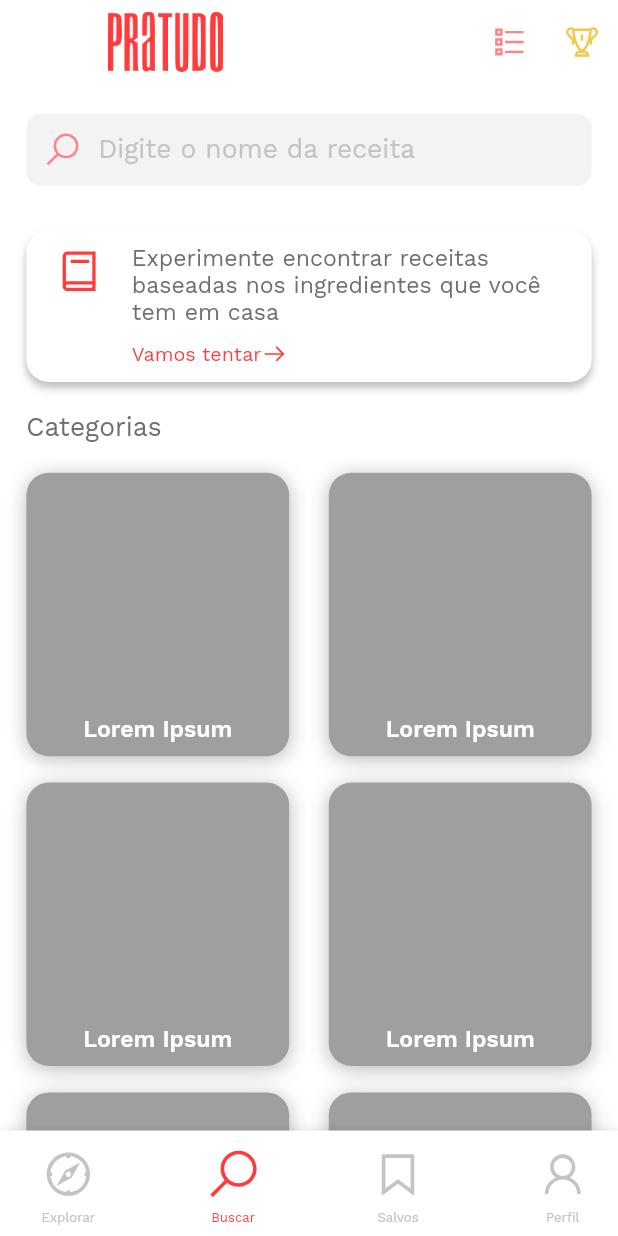
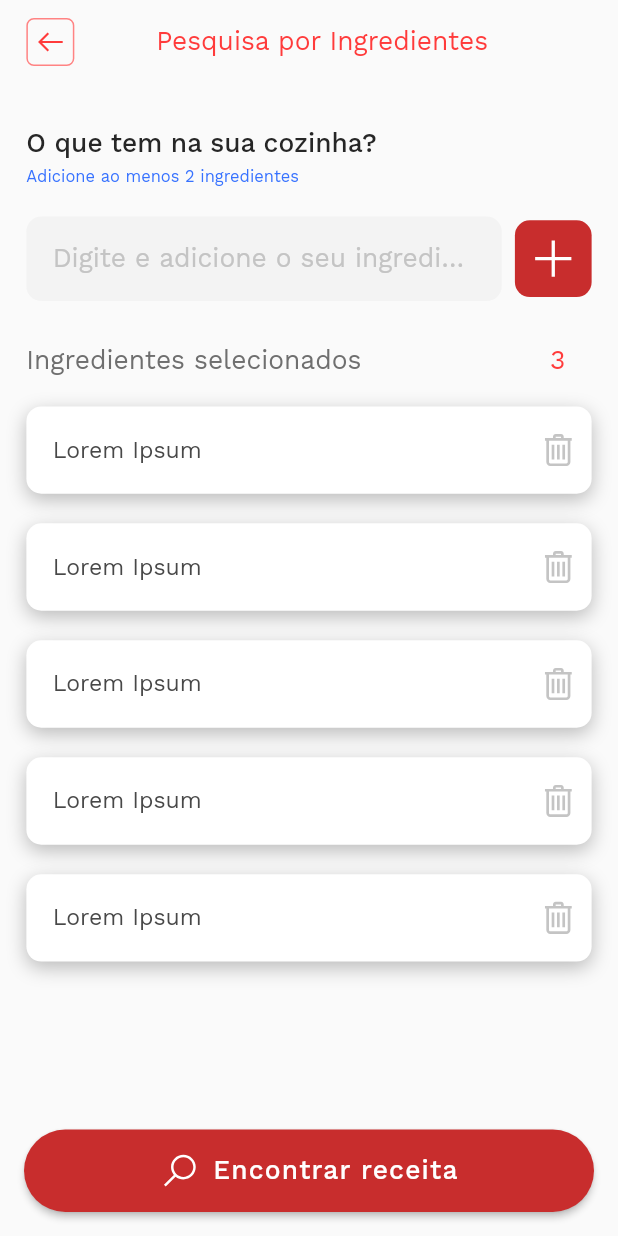
Before and after one commit to ViniOkamoto/pratudo, a Flutter app: the MainPage screen opened by its route, item 2 of the bottom bar chosen, after a tap on "Vamos tentar", on a phone screen of 412 x 824 dp. Run offline on Flutter 3.47's test engine with Material 2 defaults, Android fonts, the light colour scheme and no system bars; our stand-ins replace carousel_slider, dartz, dio, email_validator, flutter_mobx, flutter_secure_storage and 7 more; accounts and stored records are empty; generated files the repository leaves out were written again; network calls fail; key blocks and very long unbroken strings in the code were emptied for the run.

Commit message:
feat(SearchByIngredients): add UI

```diff
--- a/lib/core/resources/routes.dart
+++ b/lib/core/resources/routes.dart
@@ -3,4 +3,5 @@ class Routes {
   static const login = '/login';
   static const register = '/register';
   static const main = '/main';
+  static const searchByIngredient = '/searchByIngredient';
 }
--- a/lib/core/router.dart
+++ b/lib/core/router.dart
@@ -3,6 +3,7 @@ import 'package:pratudo/core/resources/routes.dart';
 import 'package:pratudo/features/screens/login/login_page.dart';
 import 'package:pratudo/features/screens/main/main_page.dart';
 import 'package:pratudo/features/screens/register/register_page.dart';
+import 'package:pratudo/features/screens/search_by_ingredient/search_by_ingredient_page.dart';
 import 'package:pratudo/features/screens/splash/splash_page.dart';
 
 class Router {
@@ -16,6 +17,8 @@ class Router {
         return MaterialPageRoute(builder: (_) => RegisterPage(), settings: settings);
       case Routes.main:
         return MaterialPageRoute(builder: (_) => MainPage(), settings: settings);
+      case Routes.searchByIngredient:
+        return MaterialPageRoute(builder: (_) => SearchByIngredientPage(), settings: settings);
       default:
         return MaterialPageRoute(
           builder: (_) => Scaffold(
--- a/lib/features/screens/main/views/search/widgets/search_by_ingredients_card.dart
+++ b/lib/features/screens/main/views/search/widgets/search_by_ingredients_card.dart
@@ -1,5 +1,6 @@
 import 'package:flutter/material.dart';
 import 'package:line_awesome_flutter/line_awesome_flutter.dart';
+import 'package:pratudo/core/resources/routes.dart';
 import 'package:pratudo/core/theme/colors.dart';
 import 'package:pratudo/core/theme/typography.dart';
 import 'package:pratudo/core/utils/size_converter.dart';
@@ -51,7 +52,7 @@ class SearchByIngredientsCard extends StatelessWidget {
                 ),
                 Spacing(height: 8),
                 InkWell(
-                  onTap: () {},
+                  onTap: () => Navigator.pushNamed(context, Routes.searchByIngredient),
                   child: Container(
                     height: SizeConverter.relativeWidth(16),
                     child: Row(
--- a/lib/features/screens/main/widgets/empty_recipe.dart
+++ b/lib/features/screens/main/widgets/empty_recipe.dart
@@ -53,7 +53,7 @@ class EmptyRecipe extends StatelessWidget {
             text: "Criar receita",
             icon: LineAwesomeIcons.alternate_pencil,
             onPressed: () {},
-          )
+          ),
         ],
       ),
     );
--- /dev/null
+++ b/lib/features/screens/search_by_ingredient/search_by_ingredient_page.dart
@@ -0,0 +1,166 @@
+import 'package:flutter/material.dart';
+import 'package:line_awesome_flutter/line_awesome_flutter.dart';
+import 'package:pratudo/core/theme/colors.dart';
+import 'package:pratudo/core/theme/typography.dart';
+import 'package:pratudo/core/utils/size_converter.dart';
+import 'package:pratudo/features/widgets/app_field.dart';
+import 'package:pratudo/features/widgets/app_primary_button.dart';
+import 'package:pratudo/features/widgets/secondary_app_bar.dart';
+import 'package:pratudo/features/widgets/spacing.dart';
+
+class SearchByIngredientPage extends StatelessWidget {
+  @override
+  Widget build(BuildContext context) {
+    return Scaffold(
+      appBar: SecondaryAppBar(
+        text: 'Pesquisa por Ingredientes',
+      ),
+      body: Padding(
+        padding: EdgeInsets.only(
+          top: SizeConverter.relativeHeight(24),
+        ),
+        child: Row(
+          children: [
+            Expanded(
+              child: Column(
+                crossAxisAlignment: CrossAxisAlignment.start,
+                children: [
+                  Padding(
+                    padding: EdgeInsets.symmetric(
+                      horizontal: SizeConverter.relativeWidth(16),
+                    ),
+                    child: Column(
+                      crossAxisAlignment: CrossAxisAlignment.start,
+                      children: [
+                        Text(
+                          'O que tem na sua cozinha?',
+                          style: AppTypo.h2(
+                            color: AppColors.darkestColor,
+                          ),
+                        ),
+                        Spacing(height: 4),
+                        Text(
+                          'Adicione ao menos 2 ingredientes',
+                          style: AppTypo.p5(
+                            color: AppColors.blueColor,
+                          ),
+                        ),
+                        Spacing(height: 16),
+                        Row(
+                          children: [
+                            Expanded(
+                              child: AppField(
+                                hintText: 'Digite e adicione o seu ingrediente',
+                                controller: TextEditingController(),
+                                onChanged: (onChanged) {},
+                                verticalPadding: 16,
+                              ),
+                            ),
+                            Spacing(width: 8),
+                            Container(
+                              padding: EdgeInsets.all(8),
+                              decoration: BoxDecoration(
+                                color: AppColors.darkHighlightColor,
+                                borderRadius: BorderRadius.circular(10),
+                              ),
+                              child: Center(
+                                child: Icon(
+                                  LineAwesomeIcons.plus,
+                                  color: AppColors.whiteColor,
+                                  size: SizeConverter.fontSize(32),
+                                ),
+                              ),
+                            ),
+                          ],
+                        ),
+                        Spacing(height: 24),
+                        Padding(
+                          padding: EdgeInsets.only(
+                            right: SizeConverter.relativeWidth(16),
+                          ),
+                          child: Row(
+                            mainAxisAlignment: MainAxisAlignment.spaceBetween,
+                            children: [
+                              Text(
+                                'Ingredientes selecionados',
+                                style: AppTypo.p2(color: AppColors.darkColor),
+                              ),
+                              Text(
+                                '3',
+                                style: AppTypo.p2(color: AppColors.highlightColor),
+                              ),
+                            ],
+                          ),
+                        ),
+                        Spacing(height: 16),
+                      ],
+                    ),
+                  ),
+                  Expanded(
+                    child: ListView.separated(
+                      physics: BouncingScrollPhysics(),
+                      padding: EdgeInsets.only(
+                        left: SizeConverter.relativeWidth(16),
+                        right: SizeConverter.relativeWidth(16),
+                      ),
+                      itemBuilder: (BuildContext context, int index) {
+                        return Container(
+                          padding: EdgeInsets.only(
+                            top: SizeConverter.relativeHeight(12),
+                            bottom: SizeConverter.relativeHeight(12),
+                            left: SizeConverter.relativeWidth(16),
+                            right: SizeConverter.relativeWidth(8),
+                          ),
+                          decoration: BoxDecoration(
+                            color: Colors.white,
+                            borderRadius: BorderRadius.circular(10),
+                            boxShadow: [
+                              BoxShadow(
+                                color: AppColors.blackWith25Opacity,
+                                offset: Offset(0, 4),
+                                blurRadius: 10,
+                              ),
+                            ],
+                          ),
+                          child: Row(
+                            mainAxisAlignment: MainAxisAlignment.spaceBetween,
+                            children: [
+                              Text(
+                                'Lorem Ipsum',
+                                style: AppTypo.p3(color: AppColors.darkerColor),
+                              ),
+                              InkWell(
+                                onTap: () {},
+                                child: Icon(
+                                  LineAwesomeIcons.alternate_trash,
+                                  size: SizeConverter.fontSize(26),
+                                  color: AppColors.lightGrayColor,
+                                ),
+                              )
+                            ],
+                          ),
+                        );
+                      },
+                      separatorBuilder: (BuildContext context, int index) {
+                        return Spacing(height: 16);
+                      },
+                      itemCount: 5,
+                    ),
+                  ),
+                  Padding(
+                    padding: EdgeInsets.all(16),
+                    child: AppPrimaryButton(
+                      text: "Encontrar receita",
+                      icon: LineAwesomeIcons.search,
+                      onPressed: () {},
+                    ),
+                  ),
+                ],
+              ),
+            ),
+          ],
+        ),
+      ),
+    );
+  }
+}
--- a/lib/features/stores/shared/search_store.dart
+++ b/lib/features/stores/shared/search_store.dart
@@ -42,7 +42,7 @@ abstract class _SearchStoreBase with Store {
 
   @action
   getFilteredRecipes() async {
-    if (searchText!.isNotEmpty) {
+    if (searchText?.isNotEmpty ?? false) {
       isLoadingSearch = true;
       hasErrorInSearch = false;
       isSearching = true;
--- /dev/null
+++ b/lib/features/widgets/app_field.dart
@@ -0,0 +1,78 @@
+import 'package:flutter/material.dart';
+import 'package:flutter/services.dart';
+import 'package:pratudo/core/theme/colors.dart';
+import 'package:pratudo/core/theme/typography.dart';
+import 'package:pratudo/core/utils/size_converter.dart';
+
+class AppField extends StatelessWidget {
+  final String hintText;
+  final TextEditingController controller;
+  final Function(String) onChanged;
+  final List<TextInputFormatter>? inputFormatters;
+  final Function(String)? onSubmitted;
+  final Widget? prefixIcon;
+  final bool obscureText;
+  final String? errorText;
+  final TextInputAction? textInputAction;
+  final double verticalPadding;
+
+  const AppField({
+    required this.hintText,
+    required this.controller,
+    required this.onChanged,
+    this.textInputAction,
+    this.inputFormatters,
+    this.onSubmitted,
+    this.prefixIcon,
+    this.errorText,
+    this.verticalPadding = 11,
+    this.obscureText = false,
+  });
+
+  @override
+  Widget build(BuildContext context) {
+    return TextField(
+      controller: controller,
+      onChanged: onChanged,
+      textInputAction: textInputAction,
+      onSubmitted: onSubmitted,
+      obscureText: obscureText,
+      inputFormatters: inputFormatters,
+      textAlignVertical: TextAlignVertical.center,
+      style: AppTypo.p2(color: AppColors.darkestColor),
+      decoration: InputDecoration(
+        fillColor: AppColors.lightestGrayColor,
+        filled: true,
+        contentPadding: EdgeInsets.symmetric(
+          horizontal: SizeConverter.relativeWidth(16),
+          vertical: SizeConverter.relativeWidth(verticalPadding),
+        ),
+        isDense: true,
+        hintText: hintText,
+        prefixIcon: prefixIcon,
+        hintStyle: AppTypo.p2(color: AppColors.lightGrayColor),
+        floatingLabelBehavior: FloatingLabelBehavior.always,
+        focusedBorder: UnderlineInputBorder(
+          borderSide: BorderSide(color: AppColors.lightestGrayColor),
+          borderRadius: BorderRadius.circular(10),
+        ),
+        enabledBorder: UnderlineInputBorder(
+          borderSide: BorderSide(color: AppColors.lightestGrayColor),
+          borderRadius: BorderRadius.circular(10),
+        ),
+        focusedErrorBorder: UnderlineInputBorder(
+          borderSide: BorderSide(color: AppColors.lightestGrayColor),
+          borderRadius: BorderRadius.circular(10),
+        ),
+        errorText: errorText,
+        errorBorder: UnderlineInputBorder(
+          borderSide: BorderSide(color: AppColors.lightestGrayColor),
+          borderRadius: BorderRadius.circular(10),
+        ),
+        errorStyle: AppTypo.p3(
+          color: AppColors.redColor,
+        ),
+      ),
+    );
+  }
+}
--- a/lib/features/widgets/app_search_field.dart
+++ b/lib/features/widgets/app_search_field.dart
@@ -2,8 +2,8 @@ import 'package:flutter/material.dart';
 import 'package:flutter/services.dart';
 import 'package:line_awesome_flutter/line_awesome_flutter.dart';
 import 'package:pratudo/core/theme/colors.dart';
-import 'package:pratudo/core/theme/typography.dart';
 import 'package:pratudo/core/utils/size_converter.dart';
+import 'package:pratudo/features/widgets/app_field.dart';
 
 class AppSearchField extends StatelessWidget {
   final String hintText;
@@ -24,49 +24,17 @@ class AppSearchField extends StatelessWidget {
 
   @override
   Widget build(BuildContext context) {
-    return TextField(
+    return AppField(
       controller: textEditingController,
       onChanged: onChanged,
       textInputAction: TextInputAction.search,
       onSubmitted: onSubmitted,
       inputFormatters: inputFormatters,
-      textAlignVertical: TextAlignVertical.center,
-      style: AppTypo.p2(color: AppColors.darkestColor),
-      decoration: InputDecoration(
-        fillColor: AppColors.lightestGrayColor,
-        filled: true,
-        contentPadding: EdgeInsets.symmetric(
-          horizontal: SizeConverter.relativeWidth(16),
-          vertical: SizeConverter.relativeWidth(11),
-        ),
-        isDense: true,
-        hintText: hintText,
-        prefixIcon: Icon(
-          LineAwesomeIcons.search,
-          color: AppColors.lightHighlightColor,
-          size: SizeConverter.fontSize(24),
-        ),
-        hintStyle: AppTypo.p2(color: AppColors.lightGrayColor),
-        floatingLabelBehavior: FloatingLabelBehavior.always,
-        focusedBorder: UnderlineInputBorder(
-          borderSide: BorderSide(color: AppColors.lightestGrayColor),
-          borderRadius: BorderRadius.circular(10),
-        ),
-        enabledBorder: UnderlineInputBorder(
-          borderSide: BorderSide(color: AppColors.lightestGrayColor),
-          borderRadius: BorderRadius.circular(10),
-        ),
-        focusedErrorBorder: UnderlineInputBorder(
-          borderSide: BorderSide(color: AppColors.lightestGrayColor),
-          borderRadius: BorderRadius.circular(10),
-        ),
-        errorBorder: UnderlineInputBorder(
-          borderSide: BorderSide(color: AppColors.lightestGrayColor),
-          borderRadius: BorderRadius.circular(10),
-        ),
-        errorStyle: AppTypo.p3(
-          color: AppColors.redColor,
-        ),
+      hintText: hintText,
+      prefixIcon: Icon(
+        LineAwesomeIcons.search,
+        color: AppColors.lightHighlightColor,
+        size: SizeConverter.fontSize(24),
       ),
     );
   }
--- a/lib/features/widgets/app_text_field.dart
+++ b/lib/features/widgets/app_text_field.dart
@@ -5,6 +5,8 @@ import 'package:pratudo/core/theme/colors.dart';
 import 'package:pratudo/core/theme/typography.dart';
 import 'package:pratudo/core/utils/size_converter.dart';
 import 'package:pratudo/features/widgets/spacing.dart';
+
+import 'app_field.dart';
 
 class AppTextField extends StatelessWidget {
   final String hintText;
@@ -43,24 +45,13 @@ class AppTextField extends StatelessWidget {
           ),
           Spacing(height: 8)
         ],
-        TextField(
+        AppField(
           controller: textEditingController,
           onChanged: onChanged,
           inputFormatters: inputFormatters,
           obscureText: isObscure,
-          textAlignVertical: TextAlignVertical.center,
-          style: AppTypo.p2(color: AppColors.darkestColor),
-          decoration: InputDecoration(
-            fillColor: AppColors.lightestGrayColor,
-            filled: true,
-            contentPadding: EdgeInsets.symmetric(
-              horizontal: SizeConverter.relativeWidth(16),
-              vertical: SizeConverter.relativeWidth(11),
-            ),
-            isDense: true,
           hintText: hintText,
-            hintStyle: AppTypo.p2(color: AppColors.lightGrayColor),
-            suffixIcon: isPassword
+          prefixIcon: isPassword
               ? Padding(
                   padding: EdgeInsets.only(
                     right: SizeConverter.relativeWidth(8),
@@ -76,27 +67,6 @@ class AppTextField extends StatelessWidget {
                 )
               : null,
           errorText: errorText,
-            floatingLabelBehavior: FloatingLabelBehavior.always,
-            focusedBorder: UnderlineInputBorder(
-              borderSide: BorderSide(color: AppColors.lightestGrayColor),
-              borderRadius: BorderRadius.circular(10),
-            ),
-            enabledBorder: UnderlineInputBorder(
-              borderSide: BorderSide(color: AppColors.lightestGrayColor),
-              borderRadius: BorderRadius.circular(10),
-            ),
-            focusedErrorBorder: UnderlineInputBorder(
-              borderSide: BorderSide(color: AppColors.lightestGrayColor),
-              borderRadius: BorderRadius.circular(10),
-            ),
-            errorBorder: UnderlineInputBorder(
-              borderSide: BorderSide(color: AppColors.lightestGrayColor),
-              borderRadius: BorderRadius.circular(10),
-            ),
-            errorStyle: AppTypo.p3(
-              color: AppColors.redColor,
-            ),
-          ),
         ),
       ],
     );
--- /dev/null
+++ b/lib/features/widgets/secondary_app_bar.dart
@@ -0,0 +1,63 @@
+import 'package:flutter/material.dart';
+import 'package:line_awesome_flutter/line_awesome_flutter.dart';
+import 'package:pratudo/core/theme/colors.dart';
+import 'package:pratudo/core/theme/typography.dart';
+import 'package:pratudo/core/utils/size_converter.dart';
+
+class SecondaryAppBar extends StatelessWidget implements PreferredSizeWidget {
+  final String text;
+  final List<Widget>? children;
+  final VoidCallback? onPressedBackButton;
+
+  SecondaryAppBar({
+    required this.text,
+    this.children,
+    this.onPressedBackButton,
+  });
+
+  @override
+  Widget build(BuildContext context) {
+    return Padding(
+      padding: EdgeInsets.only(
+        left: SizeConverter.relativeWidth(16),
+      ),
+      child: Stack(
+        children: [
+          Align(
+            alignment: Alignment.centerLeft,
+            child: InkWell(
+              highlightColor: AppColors.lightestHighlightColor,
+              borderRadius: BorderRadius.circular(5),
+              onTap: () => Navigator.pop(context),
+              child: Container(
+                padding: EdgeInsets.all(4),
+                decoration: BoxDecoration(
+                  border: Border.all(
+                    color: AppColors.lightHighlightColor,
+                    width: 1,
+                  ),
+                  borderRadius: BorderRadius.circular(5),
+                ),
+                child: Icon(
+                  LineAwesomeIcons.arrow_left,
+                  size: SizeConverter.fontSize(20),
+                  color: AppColors.highlightColor,
+                ),
+              ),
+            ),
+          ),
+          Align(
+            alignment: Alignment.center,
+            child: Text(
+              text,
+              style: AppTypo.p2(color: AppColors.highlightColor),
+            ),
+          ),
+        ],
+      ),
+    );
+  }
+
+  @override
+  Size get preferredSize => Size.fromHeight(kToolbarHeight);
+}
```
Lines whose indentation alone changed are shown as unchanged.
